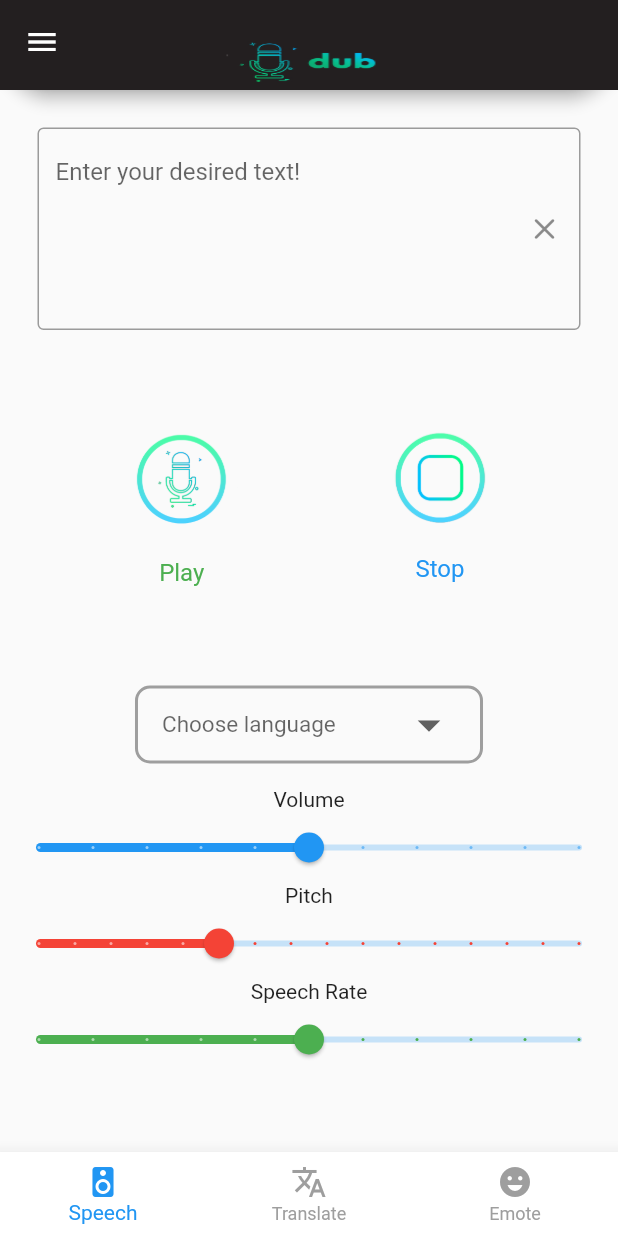
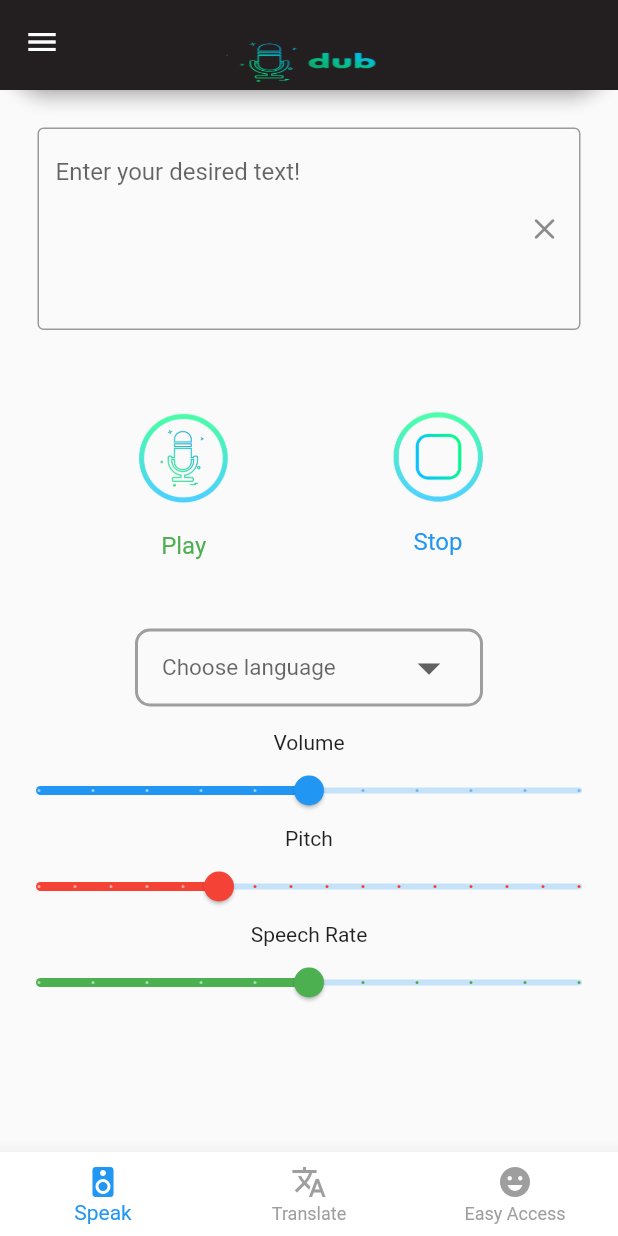
Before and after one commit to akashvchandra/Dub, a Flutter app: the screen it shows after launch, in the side drawer, after a tap on "Home", on a phone screen of 412 x 824 dp. Run offline on Flutter 3.47's test engine with Material 2 defaults, Android fonts, the light colour scheme and no system bars; our stand-ins replace audioplayers, flutter_spinkit, flutter_tts, hexcolor, page_transition; missing offline and left inert: clipboard, translator.

Commit message:
fourth commit

```diff
--- a/lib/drawerpage.dart
+++ b/lib/drawerpage.dart
@@ -54,7 +54,7 @@ class Pageofdrawer extends StatelessWidget {
           ListTile(
               leading: Icon(Icons.emoji_emotions),
               title: Text(
-                "Easy Access Words",
+                "References",
                 style: TextStyle(
                   fontSize: 18,
                 ),
--- a/lib/homepage.dart
+++ b/lib/homepage.dart
@@ -127,12 +127,12 @@ class _HomepageState extends State<Homepage> {
       items: [
         BottomNavigationBarItem(
           icon: Icon(Icons.speaker),
-          title: Text('Speech'),
+          title: Text('Speak'),
         ),
         BottomNavigationBarItem(
             icon: Icon(Icons.translate), title: Text('Translate')),
         BottomNavigationBarItem(
-            icon: Icon(Icons.emoji_emotions), title: Text('Emote')),
+            icon: Icon(Icons.emoji_emotions), title: Text('Easy Access')),
       ],
     );
   }
--- a/lib/main.dart
+++ b/lib/main.dart
@@ -55,7 +55,7 @@ class _LoadingScreenState extends State<LoadingScreen> {
             fit: BoxFit.cover,
           ),
           SizedBox(
-            height: 10,
+            height: 20,
           ),
           SpinKitChasingDots(color: Colors.blue)
         ],
--- a/lib/perdefinedwords2.dart
+++ b/lib/perdefinedwords2.dart
@@ -10,7 +10,7 @@ class EmotePage2 extends StatelessWidget {
       appBar: _appbar,
       body: WillPopScope(
         onWillPop: () {
-          Navigator.pushReplacement(
+          return Navigator.pushReplacement(
               context,
               PageTransition(
                   type: PageTransitionType.rightToLeftWithFade,
@@ -22,9 +22,9 @@ class EmotePage2 extends StatelessWidget {
           child: SafeArea(
             child: Center(
               child: Padding(
-                padding: const EdgeInsets.all(35.0),
+                padding: const EdgeInsets.all(20),
                 child: Container(
-                  /*  margin: EdgeInsets.fromLTRB(35, 0, 0, 0), */
+                  /*  margin: EdgeInsets.fromLTRB(0, 0, 0, 0), */
                   child: Column(
                     mainAxisAlignment: MainAxisAlignment.spaceEvenly,
                     crossAxisAlignment: CrossAxisAlignment.start,
--- a/lib/predefinedwords.dart
+++ b/lib/predefinedwords.dart
@@ -17,7 +17,7 @@ class _EmotePage1State extends State<EmotePage1> {
         child: Align(
           alignment: Alignment.center,
           child: Container(
-            /* margin: EdgeInsets.fromLTRB(35, 0, 0, 0), */
+          margin: EdgeInsets.fromLTRB(95, 0, 0, 0),
             child: Column(
               mainAxisAlignment: MainAxisAlignment.spaceEvenly,
               crossAxisAlignment: CrossAxisAlignment.start,
--- a/lib/texttospeech.dart
+++ b/lib/texttospeech.dart
@@ -240,7 +240,7 @@ class _TextToSpeechState extends State<TextToSpeech> {
   Widget _btnSection() {
     if (isAndroid) {
       return Container(
-        padding: EdgeInsets.only(top: 45.0),
+        padding: EdgeInsets.only(top: 35.0),
         child: Row(
           mainAxisAlignment: MainAxisAlignment.spaceEvenly,
           children: [
@@ -258,7 +258,7 @@ class _TextToSpeechState extends State<TextToSpeech> {
                     fit: BoxFit.cover,
                   ),
                   iconSize: 75,
-                  padding: EdgeInsets.all(16),
+                  padding: EdgeInsets.all(12),
                 ),
                 Text("Play",
                     style: TextStyle(
@@ -281,7 +281,7 @@ class _TextToSpeechState extends State<TextToSpeech> {
                     fit: BoxFit.cover,
                   ),
                   iconSize: 70,
-                  padding: EdgeInsets.all(16),
+                  padding: EdgeInsets.all(12),
                 ),
                 Text("Stop",
                     style: TextStyle(
@@ -295,7 +295,7 @@ class _TextToSpeechState extends State<TextToSpeech> {
       );
     } else {
       return Container(
-          padding: EdgeInsets.only(top: 50.0),
+          padding: EdgeInsets.only(top: 25.0),
           child:
               Row(mainAxisAlignment: MainAxisAlignment.spaceEvenly, children: [
             Column(
@@ -349,7 +349,7 @@ class _TextToSpeechState extends State<TextToSpeech> {
   }
 
   Widget _languageDropDownSection(dynamic languages) => Container(
-      padding: EdgeInsets.only(top: 50.0),
+      padding: EdgeInsets.only(top: 30.0),
       child: Row(mainAxisAlignment: MainAxisAlignment.center, children: [
         Container(
           alignment: Alignment.center,
--- a/lib/translate.dart
+++ b/lib/translate.dart
@@ -144,8 +144,8 @@ class _TranslateState extends State<Translate> {
                     child: Container(
                       padding: EdgeInsets.only(left: 16.0, right: 16.0),
                       decoration: BoxDecoration(
-                          border: Border.all(color: Colors.black, width: 2.0),
-                          borderRadius: BorderRadius.circular(15.0)),
+                          border: Border.all(color: Colors.blue, width: 1.0),
+                          borderRadius: BorderRadius.circular(10.0)),
                       child: DropdownButtonHideUnderline(
                         child: DropdownButton<String>(
                           hint: Text("Choose language"),
@@ -221,7 +221,7 @@ class _TranslateState extends State<Translate> {
           ),
           Container(
               width: 300,
-              height: 250,
+              height: 200,
               decoration: new BoxDecoration(
                 borderRadius: BorderRadius.circular(10),
                 border: Border.all(color: Colors.blue),
```
